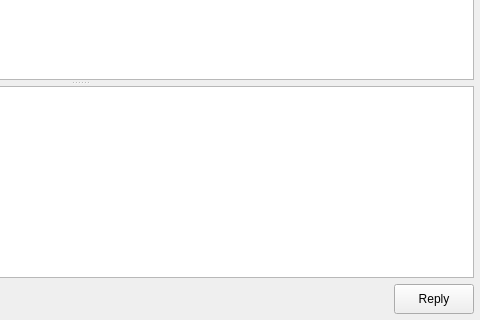
Old version of the form JS8_UI/MessagePanel.ui in the repository wmiler/JS8Call-improved; both pictures show x 320 to 800 and y 280 to 600 of the 800 by 600 pixel window.
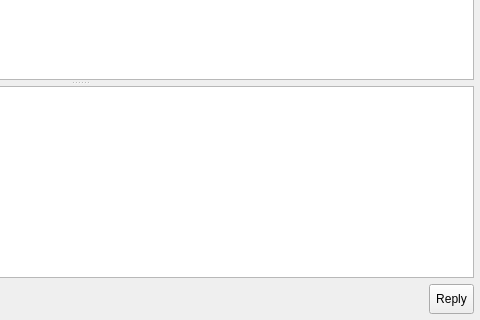
New version of the form.

Commit message: flexible reply button

```diff
--- a/JS8_UI/MessagePanel.ui
+++ b/JS8_UI/MessagePanel.ui
@@ -218,7 +218,7 @@
        </spacer>
       </item>
       <item>
-       <widget class="QPushButton" name="replyPushButton">
+       <widget class="QToolButton" name="replyPushButton">
         <property name="minimumSize">
          <size>
           <width>0</width>
@@ -228,6 +228,12 @@
         <property name="text">
          <string>Reply</string>
         </property>
+        <property name="toolButtonStyle">
+         <enum>Qt::ToolButtonStyle::ToolButtonTextOnly</enum>
+        </property>
+        <property name="autoRaise">
+         <bool>false</bool>
+        </property>
        </widget>
       </item>
      </layout>
```
The commit also changes 2 other files.
